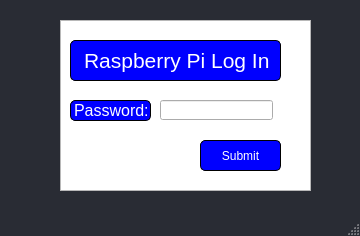
68Duck/PiDMX, file raspberryPiLoginWindow.ui: the form before one commit.
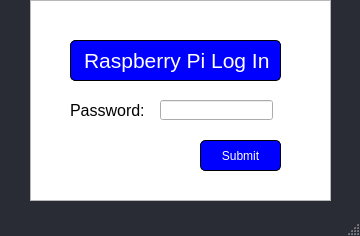
The form after the commit.

Commit message: Changed open rig window ui and removed dmxoff mode

```diff
--- a/raspberryPiLoginWindow.ui
+++ b/raspberryPiLoginWindow.ui
@@ -30,10 +30,7 @@
     </property>
     <property name="styleSheet">
      <string notr="true">QLabel{
-background-color: #0000ff;
-color: white;
-border: 1px solid black;
-border-radius: 5px;
+color: black;
 
 }</string>
     </property>
@@ -100,10 +97,10 @@
    <widget class="QTableWidget" name="tableWidget">
     <property name="geometry">
      <rect>
-      <x>60</x>
-      <y>20</y>
-      <width>251</width>
-      <height>171</height>
+      <x>30</x>
+      <y>0</y>
+      <width>301</width>
+      <height>201</height>
      </rect>
     </property>
     <property name="styleSheet">
```
The commit also changes 6 other files.
